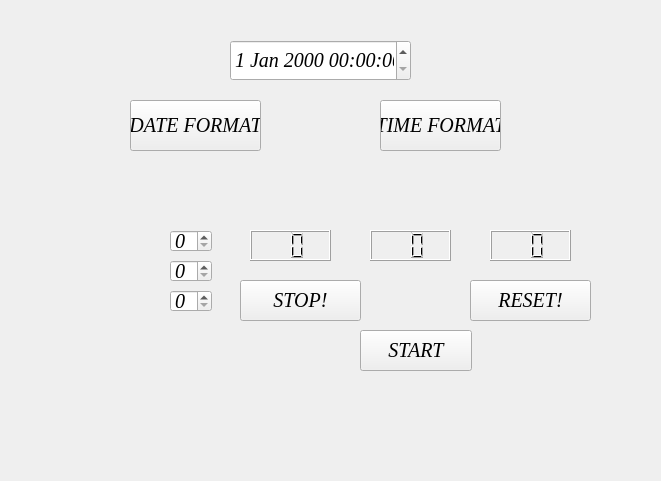
First picture: the form in mainwindow.ui, repository francescobaio/TimerClock, before the edit.
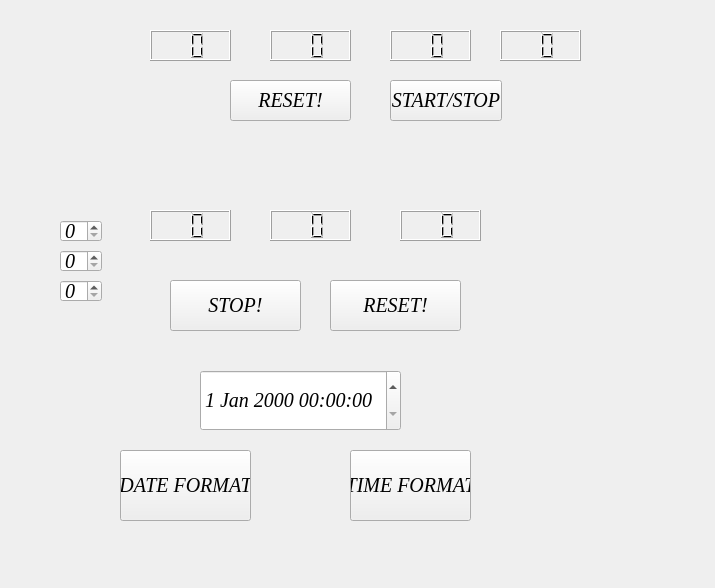
Second picture: the form after the edit. Custom widgets are drawn as their Qt base class.

Commit message: Correzione bug nella visualizzazione di ora e data nelle classi TimeDate e Button.

```diff
--- a/mainwindow.ui
+++ b/mainwindow.ui
@@ -6,8 +6,8 @@
             <rect>
                 <x>0</x>
                 <y>0</y>
-                <width>661</width>
-                <height>481</height>
+    <width>715</width>
+    <height>588</height>
             </rect>
         </property>
         <property name="font">
@@ -31,13 +31,13 @@
             <bool>true</bool>
         </property>
         <widget class="QWidget" name="centralwidget">
-            <widget class="DateTime" name="dateTimeEdit">
+   <widget class="QDateTimeEdit" name="dateTimeEdit">
                 <property name="geometry">
                     <rect>
-                        <x>230</x>
-                        <y>40</y>
-                        <width>181</width>
-                        <height>41</height>
+      <x>200</x>
+      <y>370</y>
+      <width>201</width>
+      <height>61</height>
                     </rect>
                 </property>
                 <property name="currentSectionIndex">
@@ -47,10 +47,10 @@
             <widget class="QPushButton" name="pushButton">
                 <property name="geometry">
                     <rect>
-                        <x>130</x>
-                        <y>100</y>
+      <x>120</x>
+      <y>450</y>
                         <width>131</width>
-                        <height>51</height>
+      <height>71</height>
                     </rect>
                 </property>
                 <property name="text">
@@ -60,10 +60,10 @@
             <widget class="QPushButton" name="pushButton_2">
                 <property name="geometry">
                     <rect>
-                        <x>380</x>
-                        <y>100</y>
+      <x>350</x>
+      <y>450</y>
                         <width>121</width>
-                        <height>51</height>
+      <height>71</height>
                     </rect>
                 </property>
                 <property name="styleSheet">
@@ -76,10 +76,10 @@
             <widget class="QPushButton" name="pushButton_3">
                 <property name="geometry">
                     <rect>
-                        <x>240</x>
+      <x>170</x>
                         <y>280</y>
-                        <width>121</width>
-                        <height>41</height>
+      <width>131</width>
+      <height>51</height>
                     </rect>
                 </property>
                 <property name="text">
@@ -89,8 +89,8 @@
             <widget class="QPushButton" name="pushButton_4">
                 <property name="geometry">
                     <rect>
-                        <x>470</x>
-                        <y>280</y>
+      <x>230</x>
+      <y>80</y>
                         <width>121</width>
                         <height>41</height>
                     </rect>
@@ -102,21 +102,21 @@
             <widget class="QPushButton" name="pushButton_5">
                 <property name="geometry">
                     <rect>
-                        <x>360</x>
-                        <y>330</y>
+      <x>390</x>
+      <y>80</y>
                         <width>112</width>
                         <height>41</height>
                     </rect>
                 </property>
                 <property name="text">
-                    <string>START</string>
+     <string>START/STOP</string>
                 </property>
             </widget>
             <widget class="QLCDNumber" name="lcdNumber">
                 <property name="geometry">
                     <rect>
-                        <x>250</x>
-                        <y>230</y>
+      <x>150</x>
+      <y>210</y>
                         <width>81</width>
                         <height>31</height>
                     </rect>
@@ -131,8 +131,8 @@
             <widget class="QLCDNumber" name="lcdNumber_2">
                 <property name="geometry">
                     <rect>
-                        <x>370</x>
-                        <y>230</y>
+      <x>270</x>
+      <y>210</y>
                         <width>81</width>
                         <height>31</height>
                     </rect>
@@ -144,8 +144,8 @@
             <widget class="QLCDNumber" name="lcdNumber_3">
                 <property name="geometry">
                     <rect>
-                        <x>490</x>
-                        <y>230</y>
+      <x>400</x>
+      <y>210</y>
                         <width>81</width>
                         <height>31</height>
                     </rect>
@@ -157,8 +157,8 @@
             <widget class="QSpinBox" name="spinBox">
                 <property name="geometry">
                     <rect>
-                        <x>170</x>
-                        <y>230</y>
+      <x>60</x>
+      <y>220</y>
                         <width>42</width>
                         <height>22</height>
                     </rect>
@@ -167,8 +167,8 @@
             <widget class="QSpinBox" name="spinBox_2">
                 <property name="geometry">
                     <rect>
-                        <x>170</x>
-                        <y>260</y>
+      <x>60</x>
+      <y>250</y>
                         <width>42</width>
                         <height>22</height>
                     </rect>
@@ -177,26 +177,92 @@
             <widget class="QSpinBox" name="spinBox_3">
                 <property name="geometry">
                     <rect>
-                        <x>170</x>
-                        <y>290</y>
+      <x>60</x>
+      <y>280</y>
                         <width>42</width>
                         <height>22</height>
                     </rect>
                 </property>
             </widget>
-        </widget>
-    </widget>
-    <customwidgets>
-        <customwidget>
-            <class>DateTime</class>
-            <extends>QDateTimeEdit</extends>
-            <header>datetime.h</header>
-            <slots>
-                <slot>changeTimeFormat()</slot>
-                <slot>changeDateFormat()</slot>
-            </slots>
-        </customwidget>
-    </customwidgets>
+   <widget class="QLCDNumber" name="lcdNumber_4">
+    <property name="geometry">
+     <rect>
+      <x>150</x>
+      <y>30</y>
+      <width>81</width>
+      <height>31</height>
+     </rect>
+    </property>
+    <property name="digitCount">
+     <number>2</number>
+    </property>
+    <property name="value" stdset="0">
+     <double>0.000000000000000</double>
+    </property>
+   </widget>
+   <widget class="QLCDNumber" name="lcdNumber_5">
+    <property name="geometry">
+     <rect>
+      <x>270</x>
+      <y>30</y>
+      <width>81</width>
+      <height>31</height>
+     </rect>
+    </property>
+    <property name="digitCount">
+     <number>2</number>
+    </property>
+    <property name="value" stdset="0">
+     <double>0.000000000000000</double>
+    </property>
+   </widget>
+   <widget class="QLCDNumber" name="lcdNumber_6">
+    <property name="geometry">
+     <rect>
+      <x>390</x>
+      <y>30</y>
+      <width>81</width>
+      <height>31</height>
+     </rect>
+    </property>
+    <property name="digitCount">
+     <number>2</number>
+    </property>
+    <property name="value" stdset="0">
+     <double>0.000000000000000</double>
+    </property>
+   </widget>
+   <widget class="QLCDNumber" name="lcdNumber_7">
+    <property name="geometry">
+     <rect>
+      <x>500</x>
+      <y>30</y>
+      <width>81</width>
+      <height>31</height>
+     </rect>
+    </property>
+    <property name="digitCount">
+     <number>2</number>
+    </property>
+    <property name="value" stdset="0">
+     <double>0.000000000000000</double>
+    </property>
+   </widget>
+   <widget class="QPushButton" name="pushButton_6">
+    <property name="geometry">
+     <rect>
+      <x>330</x>
+      <y>280</y>
+      <width>131</width>
+      <height>51</height>
+     </rect>
+    </property>
+    <property name="text">
+     <string>RESET!</string>
+    </property>
+   </widget>
+  </widget>
+ </widget>
     <resources/>
     <connections>
         <connection>
```
Left out of the diff: 56 changed lines with no effect on the pictures. Lines whose indentation alone changed are shown as unchanged. The commit also changes 7 other files.
